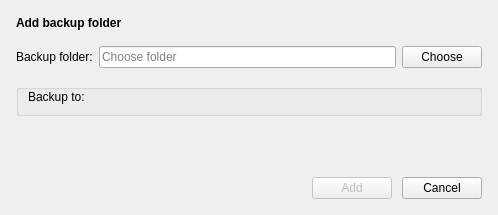
Old version of the form src/MEGASync/gui/win/AddBackupDialog.ui in the repository meganz/MEGAsync.
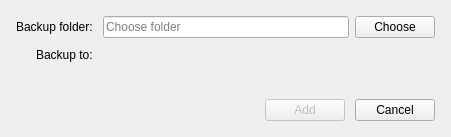
New version of the form.

Commit message: Adjustments to Add & Remove Backup dialogs

```diff
--- a/src/MEGASync/gui/win/AddBackupDialog.ui
+++ b/src/MEGASync/gui/win/AddBackupDialog.ui
@@ -6,8 +6,8 @@
    <rect>
     <x>0</x>
     <y>0</y>
-    <width>498</width>
-    <height>215</height>
+    <width>451</width>
+    <height>137</height>
    </rect>
   </property>
   <property name="windowTitle">
@@ -30,42 +30,22 @@
     <number>16</number>
    </property>
    <item>
-    <widget class="QLabel" name="label">
-     <property name="font">
-      <font>
-       <weight>75</weight>
-       <bold>true</bold>
-      </font>
+    <layout class="QFormLayout" name="formLayout_3">
+     <property name="labelAlignment">
+      <set>Qt::AlignRight|Qt::AlignTrailing|Qt::AlignVCenter</set>
      </property>
-     <property name="text">
-      <string>Add backup folder</string>
-     </property>
-    </widget>
-   </item>
-   <item>
-    <layout class="QHBoxLayout" name="horizontalLayout">
-     <property name="spacing">
-      <number>6</number>
-     </property>
-     <property name="leftMargin">
-      <number>0</number>
-     </property>
-     <property name="topMargin">
-      <number>6</number>
-     </property>
-     <property name="rightMargin">
-      <number>0</number>
-     </property>
-     <property name="bottomMargin">
-      <number>6</number>
-     </property>
-     <item>
+     <item row="0" column="0">
       <widget class="QLabel" name="label_2">
        <property name="text">
         <string>Backup folder:</string>
        </property>
       </widget>
      </item>
+     <item row="0" column="1">
+      <layout class="QHBoxLayout" name="horizontalLayout">
+       <property name="spacing">
+        <number>6</number>
+       </property>
      <item>
       <widget class="QLineEdit" name="folderLineEdit">
        <property name="minimumSize">
@@ -91,26 +71,14 @@
      </item>
     </layout>
    </item>
-   <item>
-    <widget class="QGroupBox" name="groupBox">
-     <property name="title">
-      <string/>
-     </property>
-     <layout class="QFormLayout" name="formLayout">
-      <property name="horizontalSpacing">
-       <number>6</number>
-      </property>
-      <property name="topMargin">
-       <number>0</number>
-      </property>
-      <item row="0" column="0">
+     <item row="1" column="0">
        <widget class="QLabel" name="label_3">
         <property name="text">
          <string>Backup to:</string>
         </property>
        </widget>
       </item>
-      <item row="0" column="1">
+     <item row="1" column="1">
        <widget class="QLabel" name="backupToLabel">
         <property name="text">
          <string/>
@@ -121,7 +89,6 @@
        </widget>
       </item>
      </layout>
-    </widget>
    </item>
    <item>
     <spacer name="verticalSpacer">
```
Lines whose indentation alone changed are shown as unchanged. The commit also changes 7 other files.
